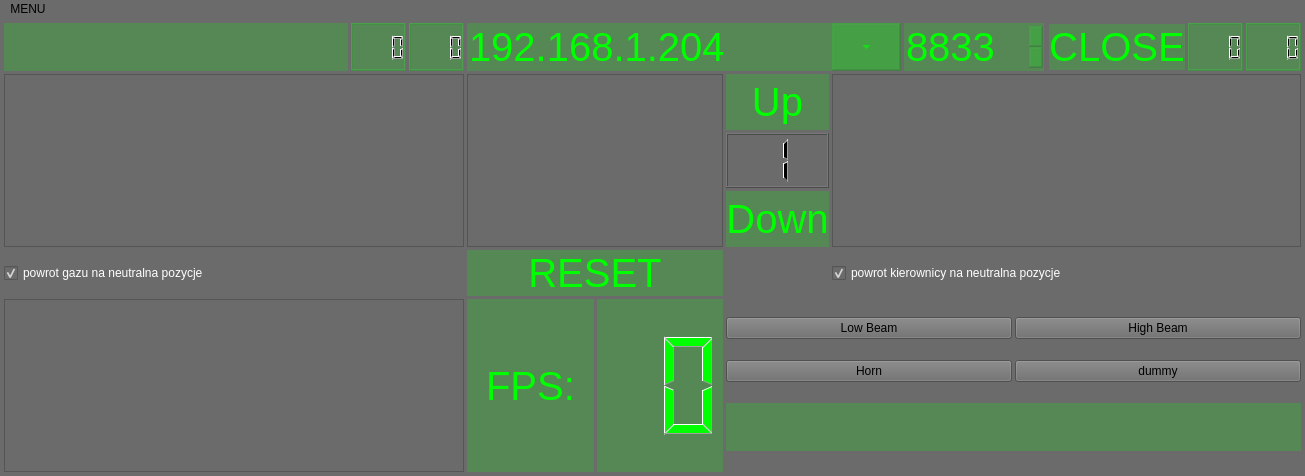
Above: pilot/pilotwindow.ui from cyniu88/QT_kurs before the change. Below: the same form after it.
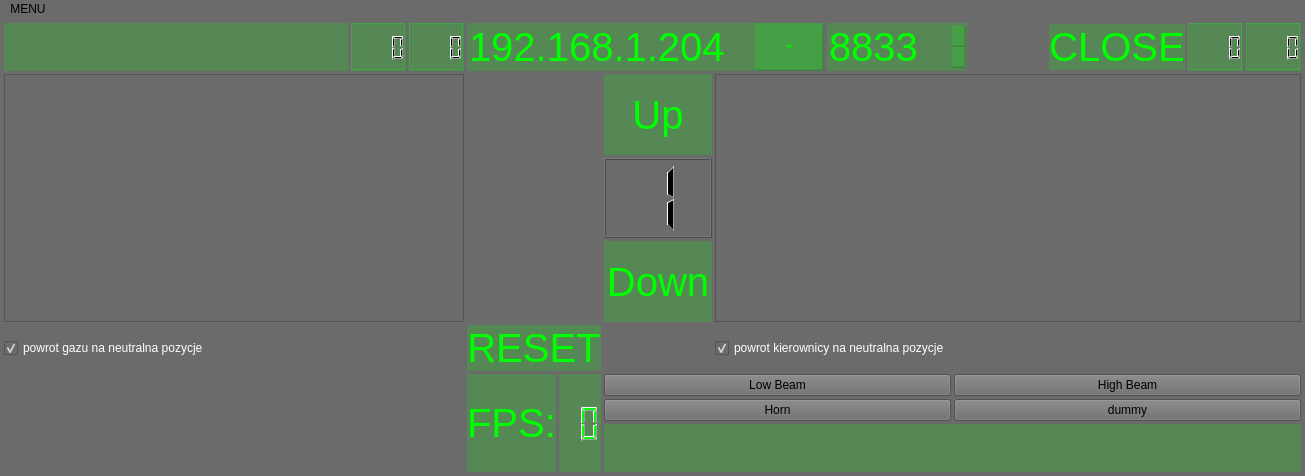
That is the form after the change. Icons and pictures are not drawn. Custom widgets are drawn as their Qt base class.

Patch:
```diff
--- a/pilot/pilotwindow.ui
+++ b/pilot/pilotwindow.ui
@@ -305,19 +305,6 @@
       </property>
      </widget>
     </item>
-    <item row="2" column="4">
-     <widget class="QGraphicsView" name="graphicsView_barV">
-      <property name="sizePolicy">
-       <sizepolicy hsizetype="Minimum" vsizetype="Expanding">
-        <horstretch>0</horstretch>
-        <verstretch>0</verstretch>
-       </sizepolicy>
-      </property>
-      <property name="horizontalScrollBarPolicy">
-       <enum>Qt::ScrollBarAsNeeded</enum>
-      </property>
-     </widget>
-    </item>
     <item row="0" column="10">
      <widget class="QLCDNumber" name="skretLCD_x">
       <property name="sizePolicy">
@@ -490,9 +477,6 @@
       </item>
      </layout>
     </item>
-    <item row="5" column="0" colspan="4">
-     <widget class="QGraphicsView" name="graphicsView_barH"/>
-    </item>
    </layout>
   </widget>
   <widget class="QMenuBar" name="menuBar">
```
